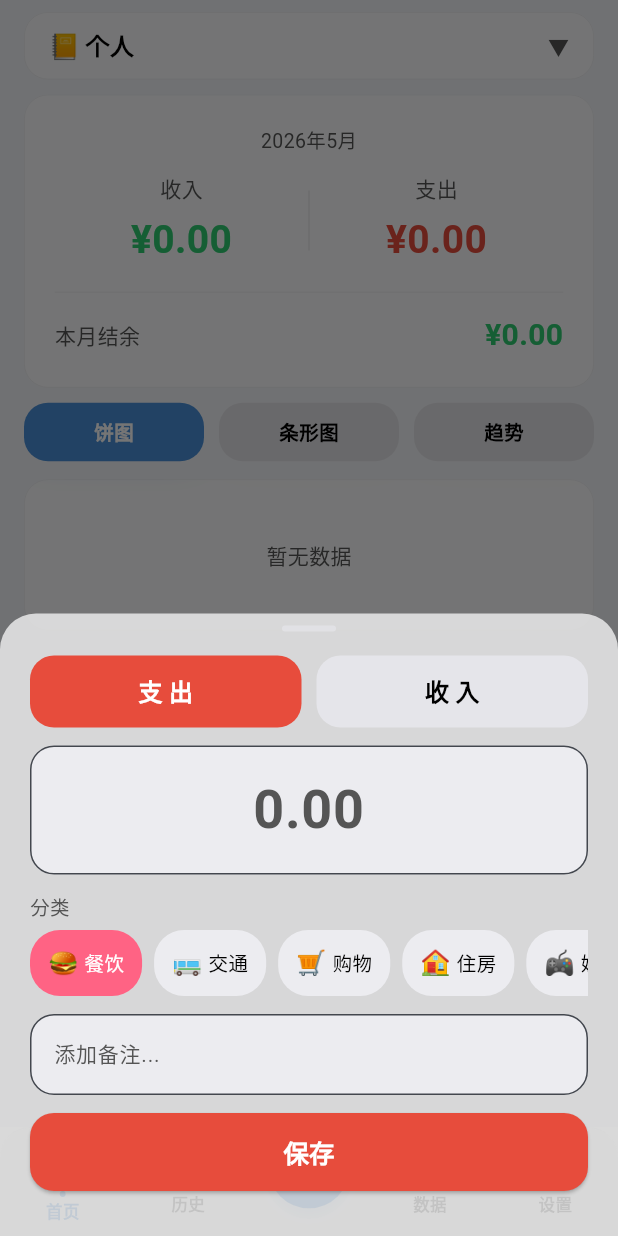
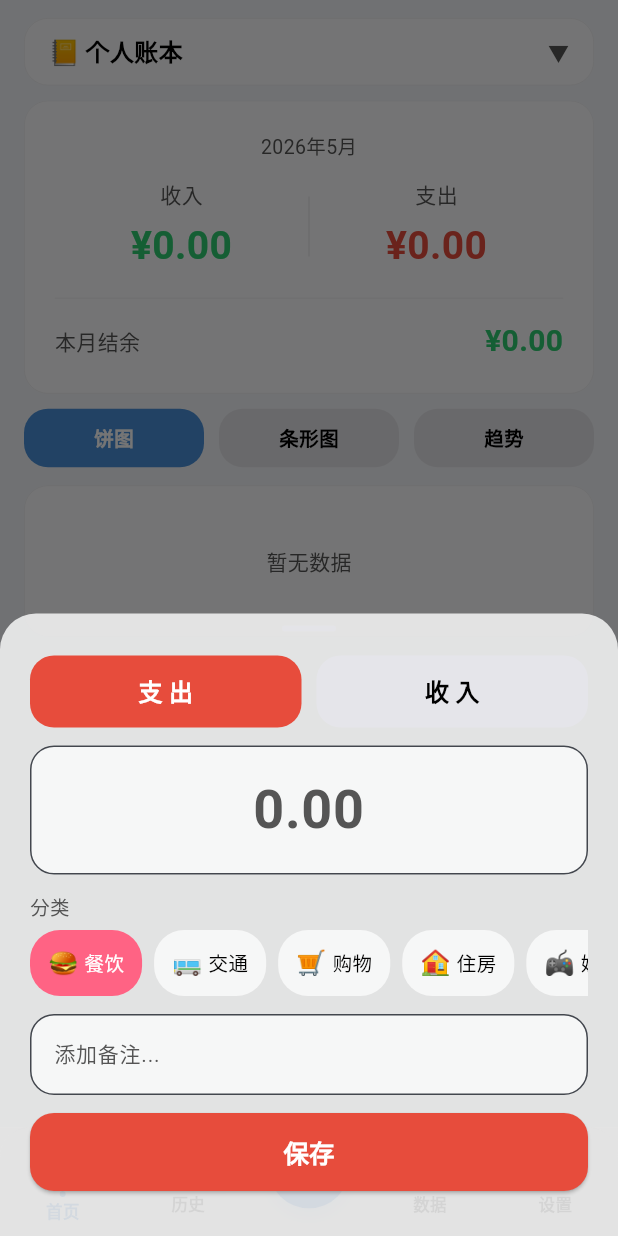
Before and after one commit to Xiaoyang2233/personal-bill-app, a Flutter app: the screen it shows after launch, item 3 of the bottom bar chosen, after a tap on "支 出", on a phone screen of 412 x 824 dp. Run offline on Flutter 3.47's test engine with Material 3 defaults, Android fonts, the phone set to English and light mode, and no system bars; our stand-ins replace csv, file_picker, fl_chart, image_picker, share_plus, sqflite; accounts and stored records are empty.

Commit message:
fix: 修复所有核心功能和UI bug
- 修复记账功能：确保默认账本始终存在，添加ensureLedger()方法
- 修复分类丢失：分类服务增加多层回退到默认分类
- 修复主题切换：按钮增加InkWell水波纹效果和选中状态
- 修复背景滑块：使用本地状态实时跟随手指移动
- 修复卡片透明度：RGBO颜色(0.8 alpha)替代withAlpha计算
- 修复玻璃效果：BackdropFilter模糊强度从sigma 10降至4
- 修复数据页面：添加数据加载和一致的半透明卡片风格
- 修复账本切换器位置和点击区域
- 修复主题模式废弃API：使用PlatformDispatcher替代window
- 添加平滑页面过渡动画(CupertinoPageTransitionsBuilder)
- 修复背景图片加载和错误处理

```diff
--- a/lib/database/category_service.dart
+++ b/lib/database/category_service.dart
@@ -34,15 +34,21 @@ class CategoryService {
     if (json.isEmpty) {
       final defaults = type == 'expense' ? defaultExpenseCategories : defaultIncomeCategories;
       await saveCategories(type, defaults);
-      return defaults;
+      return List.from(defaults);
     }
     try {
       final list = jsonDecode(json) as List;
-      return list.map((e) => CustomCategory.fromJson(e as Map<String, dynamic>)).toList();
+      final categories = list.map((e) => CustomCategory.fromJson(e as Map<String, dynamic>)).toList();
+      if (categories.isEmpty) {
+        final defaults = type == 'expense' ? defaultExpenseCategories : defaultIncomeCategories;
+        await saveCategories(type, defaults);
+        return List.from(defaults);
+      }
+      return categories;
     } catch (_) {
       final defaults = type == 'expense' ? defaultExpenseCategories : defaultIncomeCategories;
       await saveCategories(type, defaults);
-      return defaults;
+      return List.from(defaults);
     }
   }
 
--- a/lib/main.dart
+++ b/lib/main.dart
@@ -39,6 +39,12 @@ class FinanceApp extends StatelessWidget {
               brightness: Brightness.light,
               scaffoldBackgroundColor: Colors.transparent,
               colorScheme: ColorScheme.fromSeed(seedColor: theme.primaryColor),
+              pageTransitionsTheme: const PageTransitionsTheme(
+                builders: {
+                  TargetPlatform.android: CupertinoPageTransitionsBuilder(),
+                  TargetPlatform.iOS: CupertinoPageTransitionsBuilder(),
+                },
+              ),
             ),
             darkTheme: ThemeData(
               brightness: Brightness.dark,
@@ -46,6 +52,12 @@ class FinanceApp extends StatelessWidget {
               colorScheme: ColorScheme.fromSeed(
                 seedColor: theme.primaryColor,
                 brightness: Brightness.dark,
+              ),
+              pageTransitionsTheme: const PageTransitionsTheme(
+                builders: {
+                  TargetPlatform.android: CupertinoPageTransitionsBuilder(),
+                  TargetPlatform.iOS: CupertinoPageTransitionsBuilder(),
+                },
               ),
             ),
             home: AppShell(),
@@ -118,13 +130,14 @@ class _AppShellState extends State<AppShell> {
         ),
         // Background image
         if (theme.backgroundType == 'image' && theme.backgroundImage.isNotEmpty)
-          Opacity(
-            opacity: theme.backgroundOpacity,
-            child: Image.file(
-              File(theme.backgroundImage),
-              fit: BoxFit.cover,
-              width: double.infinity,
-              height: double.infinity,
+          Positioned.fill(
+            child: Opacity(
+              opacity: theme.backgroundOpacity,
+              child: Image.file(
+                File(theme.backgroundImage),
+                fit: BoxFit.cover,
+                errorBuilder: (_, __, ___) => const SizedBox.shrink(),
+              ),
             ),
           ),
       ],
--- a/lib/providers/ledger_provider.dart
+++ b/lib/providers/ledger_provider.dart
@@ -17,10 +17,24 @@ class LedgerProvider extends ChangeNotifier {
 
   Future<void> loadLedgers() async {
     _ledgers = await _ledgerService.getLedgers();
+    if (_ledgers.isEmpty) {
+      await _ledgerService.createLedger('个人账本');
+      _ledgers = await _ledgerService.getLedgers();
+    }
     if (_ledgers.isNotEmpty && _activeLedger == null) {
       _activeLedger = _ledgers.first;
     }
     notifyListeners();
+  }
+
+  Future<Ledger> ensureLedger() async {
+    if (_activeLedger != null) return _activeLedger!;
+    await loadLedgers();
+    if (_activeLedger == null) {
+      await _ledgerService.createLedger('个人账本');
+      await loadLedgers();
+    }
+    return _activeLedger!;
   }
 
   Future<void> createLedger(String name, {String icon = '📒', String color = '#4A90D9'}) async {
--- a/lib/providers/theme_provider.dart
+++ b/lib/providers/theme_provider.dart
@@ -1,4 +1,5 @@
 import 'dart:io';
+import 'dart:ui';
 import 'package:flutter/material.dart';
 import 'package:image_picker/image_picker.dart';
 import 'package:path_provider/path_provider.dart';
@@ -27,7 +28,7 @@ class ThemeProvider extends ChangeNotifier {
   bool get isDark {
     if (_mode == ThemeMode.dark) return true;
     if (_mode == ThemeMode.light) return false;
-    return WidgetsBinding.instance.window.platformBrightness == Brightness.dark;
+    return PlatformDispatcher.instance.platformBrightness == Brightness.dark;
   }
 
   Color get primaryColor => const Color(0xFF4A90D9);
@@ -38,20 +39,20 @@ class ThemeProvider extends ChangeNotifier {
   Color get warningColor => const Color(0xFFF39C12);
 
   Color get cardColor => isDark
-      ? const Color(0xFF1E1E20).withAlpha((0.72 * 255).round())
-      : const Color(0xFFFFFFFF).withAlpha((0.72 * 255).round());
+      ? const Color.fromRGBO(0, 0, 0, 0.8)
+      : const Color.fromRGBO(255, 255, 255, 0.8);
 
   Color get inputBgColor => isDark
-      ? const Color(0xFF2C2C2E).withAlpha((0.78 * 255).round())
-      : const Color(0xFFF2F2F7).withAlpha((0.78 * 255).round());
+      ? const Color.fromRGBO(30, 30, 30, 0.7)
+      : const Color.fromRGBO(255, 255, 255, 0.7);
 
   Color get tabBarColor => isDark
-      ? const Color(0xFF141416).withAlpha((0.78 * 255).round())
-      : const Color(0xFFFFFFFF).withAlpha((0.78 * 255).round());
+      ? const Color.fromRGBO(20, 20, 22, 0.85)
+      : const Color.fromRGBO(255, 255, 255, 0.85);
 
   Color get borderColor => isDark
-      ? const Color(0xFF38383A).withAlpha((0.5 * 255).round())
-      : const Color(0xFFE5E5EA).withAlpha((0.7 * 255).round());
+      ? const Color.fromRGBO(56, 56, 58, 0.5)
+      : const Color.fromRGBO(229, 229, 234, 0.7);
 
   Color get textColor => isDark ? Colors.white : Colors.black;
   Color get textSecondaryColor => isDark ? const Color(0xFFBBBBBB) : const Color(0xFF555555);
--- a/lib/screens/data_screen.dart
+++ b/lib/screens/data_screen.dart
@@ -1,4 +1,3 @@
-import 'dart:io';
 import 'package:flutter/material.dart';
 import 'package:provider/provider.dart';
 import 'package:file_picker/file_picker.dart';
@@ -25,6 +24,19 @@ class _DataScreenState extends State<DataScreen> {
   String _exportRange = 'month'; // 'month', 'week', 'all'
   bool _loading = false;
   String? _loadingLabel;
+
+  @override
+  void initState() {
+    super.initState();
+    WidgetsBinding.instance.addPostFrameCallback((_) => _loadData());
+  }
+
+  Future<void> _loadData() async {
+    final ledger = context.read<LedgerProvider>().activeLedger;
+    if (ledger != null) {
+      await context.read<BillProvider>().loadBills(ledger.id!);
+    }
+  }
 
   @override
   void dispose() {
--- a/lib/screens/history_screen.dart
+++ b/lib/screens/history_screen.dart
@@ -2,7 +2,6 @@ import 'package:flutter/material.dart';
 import 'package:provider/provider.dart';
 import '../providers/theme_provider.dart';
 import '../providers/bill_provider.dart';
-import '../providers/ledger_provider.dart';
 import '../models/bill.dart';
 import '../widgets/bill_item.dart';
 import '../widgets/filter_bar.dart';
--- a/lib/screens/home_screen.dart
+++ b/lib/screens/home_screen.dart
@@ -57,8 +57,9 @@ class _HomeScreenState extends State<HomeScreen> {
         children: [
           // Ledger Switcher
           GlassContainer(
-            margin: const EdgeInsets.only(bottom: 10),
+            margin: const EdgeInsets.only(bottom: 10, top: 4),
             child: GestureDetector(
+              behavior: HitTestBehavior.opaque,
               onTap: () => setState(() => _showLedgerPicker = !_showLedgerPicker),
               child: Padding(
                 padding: const EdgeInsets.symmetric(horizontal: 16, vertical: 10),
--- a/lib/screens/settings_screen.dart
+++ b/lib/screens/settings_screen.dart
@@ -22,6 +22,16 @@ class _SettingsScreenState extends State<SettingsScreen> {
   ];
 
   bool _confirmClearBg = false;
+  late double _localOpacity;
+
+  @override
+  void initState() {
+    super.initState();
+    WidgetsBinding.instance.addPostFrameCallback((_) {
+      final theme = context.read<ThemeProvider>();
+      setState(() => _localOpacity = theme.backgroundOpacity);
+    });
+  }
 
   @override
   Widget build(BuildContext context) {
@@ -97,17 +107,20 @@ class _SettingsScreenState extends State<SettingsScreen> {
                 mainAxisAlignment: MainAxisAlignment.spaceBetween,
                 children: [
                   Text('背景透明度', style: TextStyle(fontSize: 13, color: theme.textColor)),
-                  Text('${(theme.backgroundOpacity * 100).round()}%',
+                  Text('${(_localOpacity * 100).round()}%',
                     style: TextStyle(fontSize: 13, color: theme.textSecondaryColor)),
                 ],
               ),
               Slider(
-                value: theme.backgroundOpacity,
+                value: _localOpacity,
                 min: 0,
                 max: 1,
                 activeColor: theme.primaryColor,
                 inactiveColor: theme.borderColor,
-                onChanged: theme.setBackgroundOpacity,
+                onChanged: (v) {
+                  setState(() => _localOpacity = v);
+                  theme.setBackgroundOpacity(v);
+                },
               ),
 
               // Preset colors
@@ -200,19 +213,27 @@ class _SettingsScreenState extends State<SettingsScreen> {
   Widget _buildThemeBtn(String label, ThemeMode mode, ThemeProvider theme) {
     final active = theme.mode == mode;
     return Expanded(
-      child: GestureDetector(
+      child: Material(
+        color: Colors.transparent,
+        child: InkWell(
           onTap: () => theme.setThemeMode(mode),
-        child: Container(
-          padding: const EdgeInsets.symmetric(vertical: 10),
+          borderRadius: BorderRadius.circular(16),
+          splashColor: theme.primaryColor.withAlpha(50),
+          highlightColor: theme.primaryColor.withAlpha(30),
+          child: Ink(
             decoration: BoxDecoration(
               color: active ? theme.primaryColor : theme.inputBgColor,
               borderRadius: BorderRadius.circular(16),
             ),
+            child: Container(
+              padding: const EdgeInsets.symmetric(vertical: 10),
               alignment: Alignment.center,
               child: Text(label, style: TextStyle(
                 fontSize: 14, fontWeight: FontWeight.w500,
                 color: active ? Colors.white : theme.textColor,
               )),
+            ),
+          ),
         ),
       ),
     );
--- a/lib/widgets/glass_container.dart
+++ b/lib/widgets/glass_container.dart
@@ -27,7 +27,7 @@ class GlassContainer extends StatelessWidget {
     return ClipRRect(
       borderRadius: BorderRadius.circular(borderRadius),
       child: BackdropFilter(
-        filter: ImageFilter.blur(sigmaX: 10, sigmaY: 10),
+        filter: ImageFilter.blur(sigmaX: 4, sigmaY: 4),
         child: Container(
           width: width,
           height: height,
--- a/lib/widgets/quick_entry_sheet.dart
+++ b/lib/widgets/quick_entry_sheet.dart
@@ -5,6 +5,7 @@ import '../providers/bill_provider.dart';
 import '../providers/ledger_provider.dart';
 import '../database/category_service.dart';
 import '../models/category.dart';
+import '../models/ledger.dart';
 import '../utils/currency_utils.dart';
 import '../utils/date_utils.dart';
 
@@ -32,20 +33,38 @@ class _QuickEntrySheetState extends State<QuickEntrySheet> {
   }
 
   Future<void> _loadCategories() async {
+    try {
       final cats = await _categoryService.getCategories('expense');
       setState(() {
         _categories = cats;
         _category = cats.isNotEmpty ? cats.first.label : '';
       });
+    } catch (_) {
+      setState(() {
+        _categories = CategoryService.defaultExpenseCategories;
+        _category = _categories.isNotEmpty ? _categories.first.label : '';
+      });
+    }
   }
 
   Future<void> _switchType(String type) async {
+    try {
       final cats = await _categoryService.getCategories(type);
       setState(() {
         _type = type;
         _categories = cats;
         _category = cats.isNotEmpty ? cats.first.label : '';
       });
+    } catch (_) {
+      final defaults = type == 'expense'
+          ? CategoryService.defaultExpenseCategories
+          : CategoryService.defaultIncomeCategories;
+      setState(() {
+        _type = type;
+        _categories = defaults;
+        _category = defaults.isNotEmpty ? defaults.first.label : '';
+      });
+    }
   }
 
   Future<void> _save() async {
@@ -57,14 +76,20 @@ class _QuickEntrySheetState extends State<QuickEntrySheet> {
       return;
     }
 
-    final ledger = context.read<LedgerProvider>().activeLedger;
-    if (ledger == null) {
+    final ledgerProvider = context.read<LedgerProvider>();
+    Ledger ledger;
+    try {
+      ledger = await ledgerProvider.ensureLedger();
+    } catch (e) {
+      if (mounted) {
         ScaffoldMessenger.of(context).showSnackBar(
-        const SnackBar(content: Text('请先创建账本')),
+          SnackBar(content: Text('初始化账本失败: $e')),
         );
+      }
       return;
     }
 
+    try {
       await context.read<BillProvider>().addBill(
         ledgerId: ledger.id!,
         type: _type,
@@ -77,6 +102,13 @@ class _QuickEntrySheetState extends State<QuickEntrySheet> {
       setState(() => _saved = true);
       await Future.delayed(const Duration(milliseconds: 500));
       if (mounted) Navigator.pop(context);
+    } catch (e) {
+      if (mounted) {
+        ScaffoldMessenger.of(context).showSnackBar(
+          SnackBar(content: Text('保存失败: $e')),
+        );
+      }
+    }
   }
 
   @override
```
Lines whose indentation alone changed are shown as unchanged.
